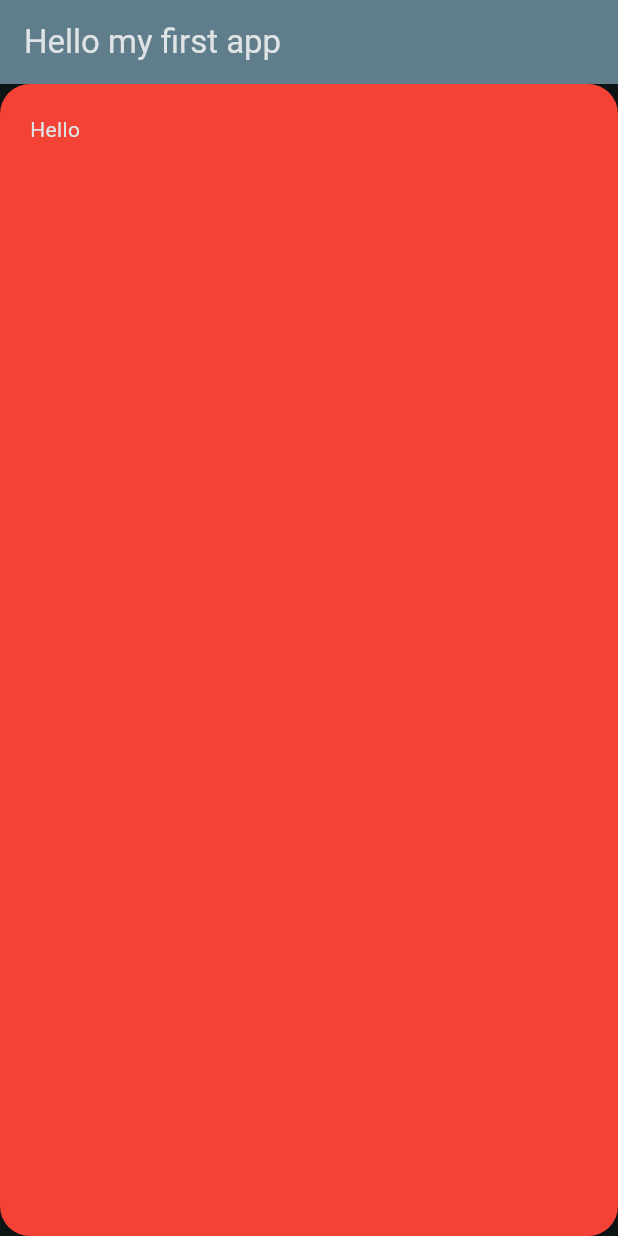
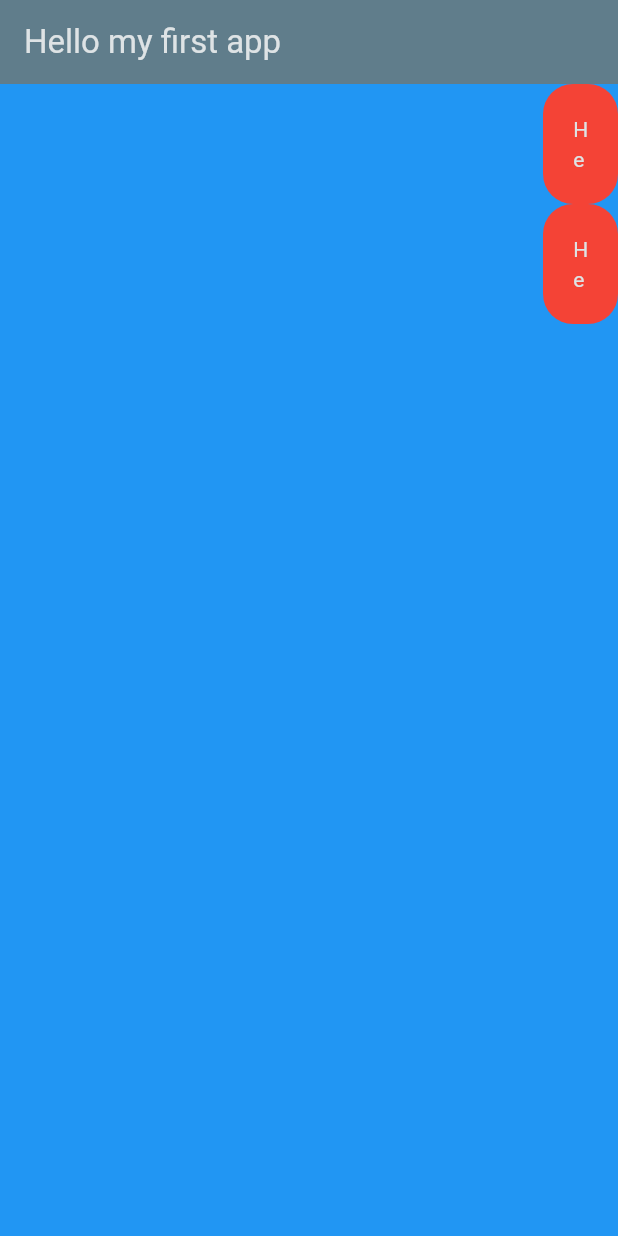
Before and after one commit to shishupaltech/flutter-learning-step-by-step, a Flutter app: the screen it shows after launch, on a phone screen of 412 x 824 dp. Run offline on Flutter 3.47's test engine with Material 3 defaults, Android fonts, the light colour scheme and no system bars.

Commit message:
column is covered

```diff
--- a/section2/lib/main.dart
+++ b/section2/lib/main.dart
@@ -34,14 +34,37 @@ class MyHomePage extends StatelessWidget {
       ),
       body: SafeArea(
         child: Container(
-          padding: EdgeInsets.all(20),
+          color: Colors.blue,
           height: double.infinity,
           width: double.infinity,
-          decoration: BoxDecoration(
-            borderRadius: BorderRadius.circular(20.0),
-            color: Colors.red,
+
+          child: Column(
+            mainAxisAlignment: MainAxisAlignment.start,
+            crossAxisAlignment: CrossAxisAlignment.end,
+            mainAxisSize: MainAxisSize.min,
+            children: [
+              Container(
+                padding: EdgeInsets.all(20),
+                height: 80,
+                width: 50,
+                decoration: BoxDecoration(
+                  borderRadius: BorderRadius.circular(20.0),
+                  color: Colors.red,
+                ),
+                child: Text('Hello'),
+              ),
+              Container(
+                padding: EdgeInsets.all(20),
+                height: 80,
+                width: 50,
+                decoration: BoxDecoration(
+                  borderRadius: BorderRadius.circular(20.0),
+                  color: Colors.red,
+                ),
+                child: Text('Hello'),
+              ),
+            ],
           ),
-          child: Text('Hello'),
         ),
       ),
     );
```
